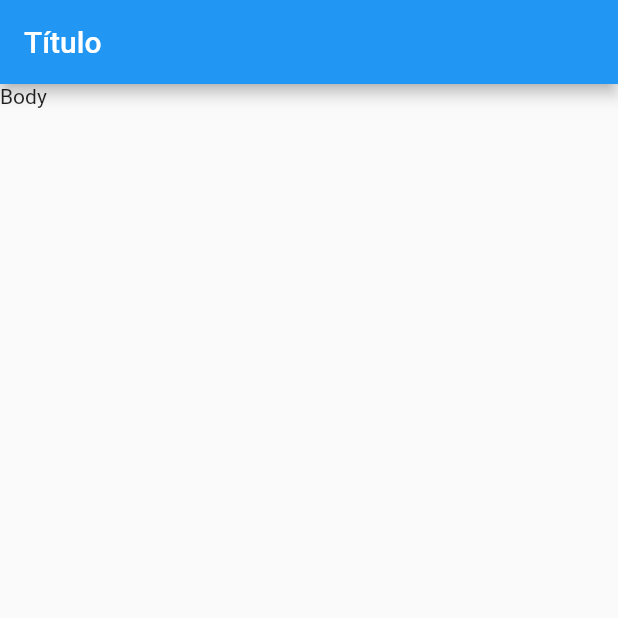
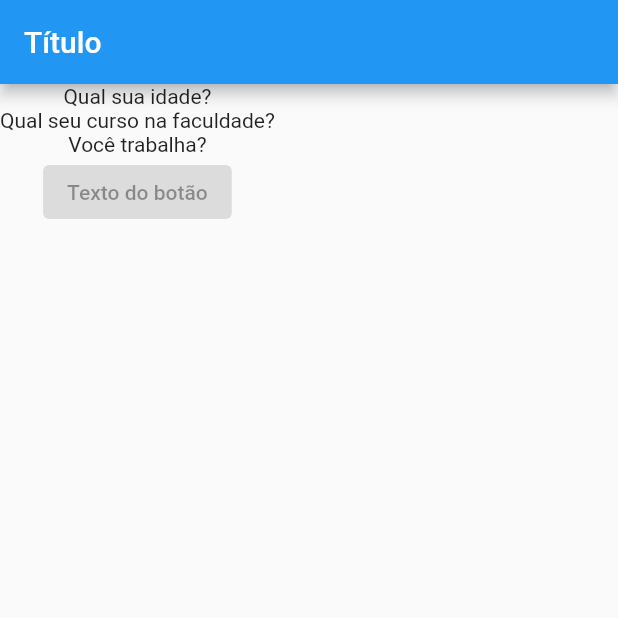
Before and after one commit to joaopdadv/Flutter-Quiz-App, a Flutter app: the screen it shows after launch, on a phone screen of 412 x 824 dp, the top half of it. Run offline on Flutter 3.47's test engine with Material 2 defaults, Android fonts, the phone set to English and light mode, and no system bars.

Commit message:
Aula 3 - Column e Button

```diff
--- a/lib/main.dart
+++ b/lib/main.dart
@@ -8,6 +8,13 @@ main() {
 
 // ignore: use_key_in_widget_constructors
 class QuizApp extends StatelessWidget {
+  final List<String> perguntas = [
+    "Qual sua idade?",
+    "Qual seu curso na faculdade?",
+    "Você trabalha?",
+    "Qual time você torce?"
+  ];
+
   @override
   Widget build(BuildContext context) {
     return MaterialApp(
@@ -15,7 +22,17 @@ class QuizApp extends StatelessWidget {
         appBar: AppBar(
           title: Text("Título"),
         ),
-        body: Text("Body"),
+        body: Column(
+          children: <Widget>[
+            Text(perguntas[0]),
+            Text(perguntas[1]),
+            Text(perguntas[2]),
+            ElevatedButton(
+              onPressed: null,
+              child: Text("Texto do botão"),
+            )
+          ],
+        ),
       ),
     );
   }
```
